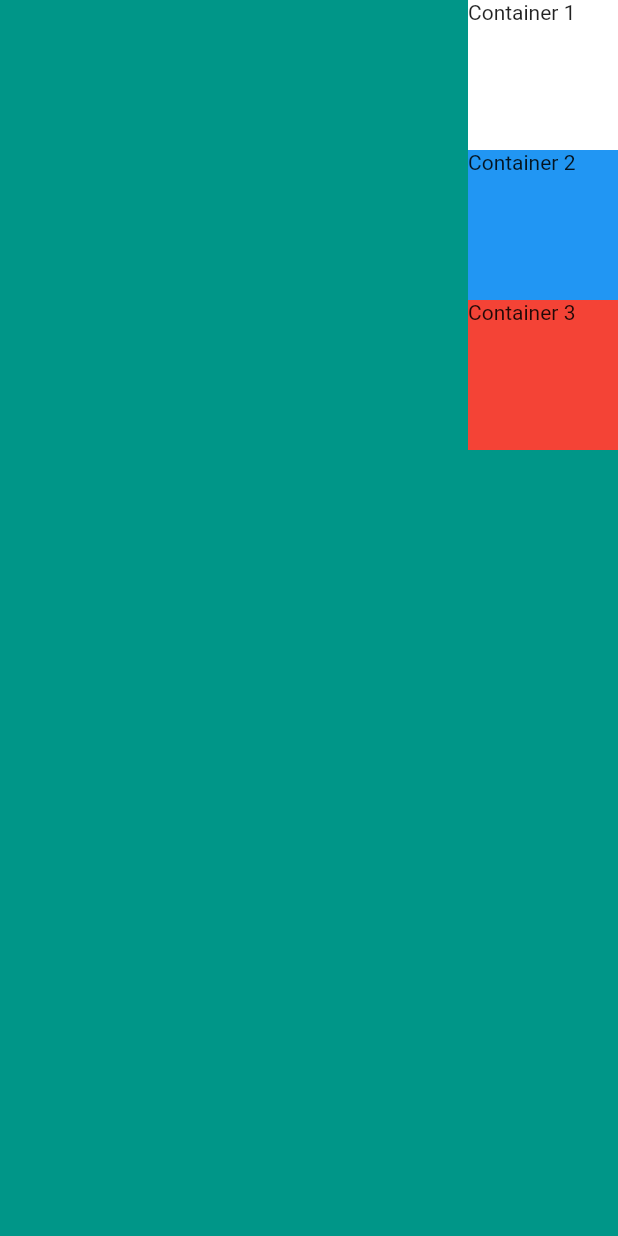
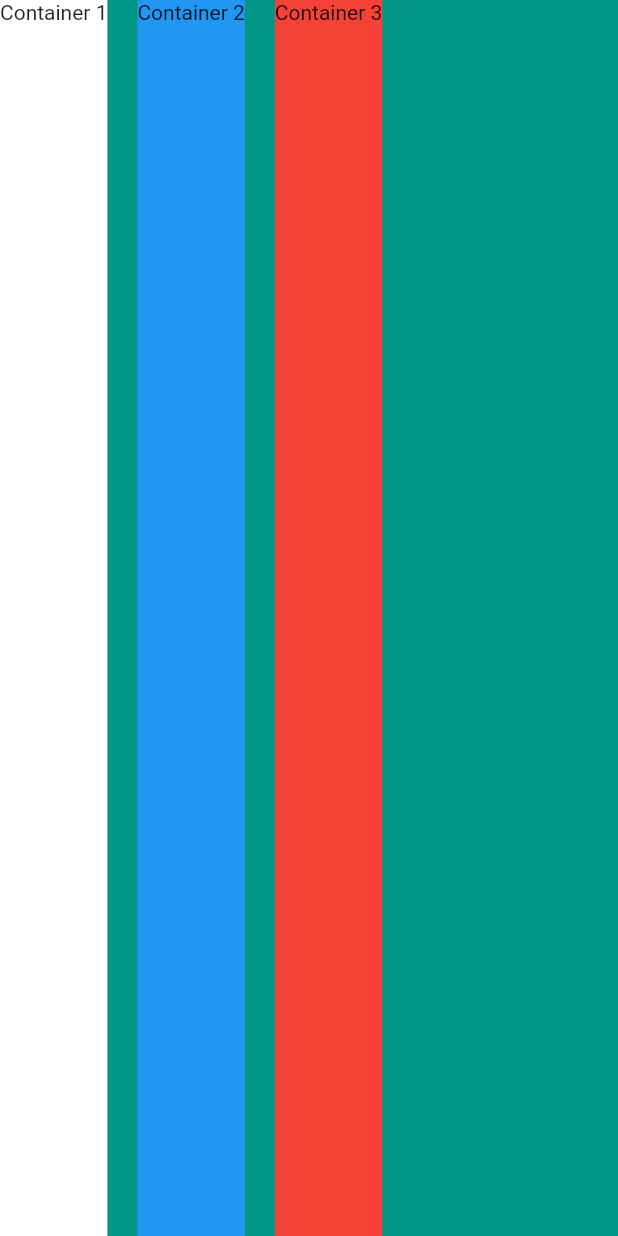
Before and after one commit to londonappbrewery/mi_card_flutter, a Flutter app: the screen it shows after launch, on a phone screen of 412 x 824 dp. Run offline on Flutter 3.47's test engine with Material 2 defaults, Android fonts, the phone set to English and light mode, and no system bars.

Commit message:
end part 4

```diff
--- a/lib/main.dart
+++ b/lib/main.dart
@@ -11,31 +11,26 @@ class MyApp extends StatelessWidget {
       home: Scaffold(
         backgroundColor: Colors.teal,
         body: SafeArea(
-          child: Column(
-            crossAxisAlignment: CrossAxisAlignment.end,
+          child: Row(
+            crossAxisAlignment: CrossAxisAlignment.stretch,
             children: <Widget>[
               Container(
                 color: Colors.white,
                 child: Text('Container 1'),
-                width: 100.0,
-                height: 100.0,
-                // margin: EdgeInsets.only(left: 30.0),
-                // padding: EdgeInsets.all(20.0),
+              ),
+              SizedBox(
+                width: 20.0,
               ),
               Container(
-                width: 100.0,
-                height: 100.0,
                 color: Colors.blue,
                 child: Text('Container 2'),
               ),
+              SizedBox(
+                width: 20.0,
+              ),
               Container(
-                width: 100.0,
-                height: 100.0,
                 color: Colors.red,
                 child: Text('Container 3'),
-              ),
-              Container(
-                width: double.infinity,
               ),
             ],
           ),
```
